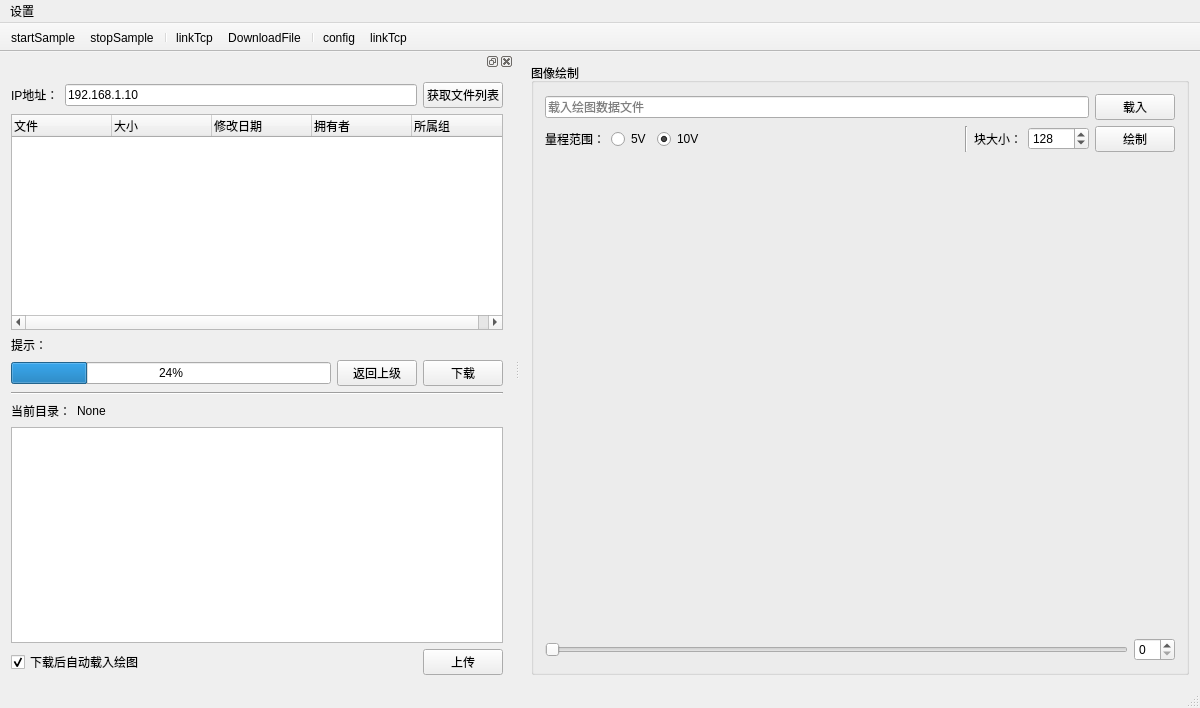
This is mainwindow.ui in carloscn/satool as Qt 5 draws it before an edit. The edited form follows.
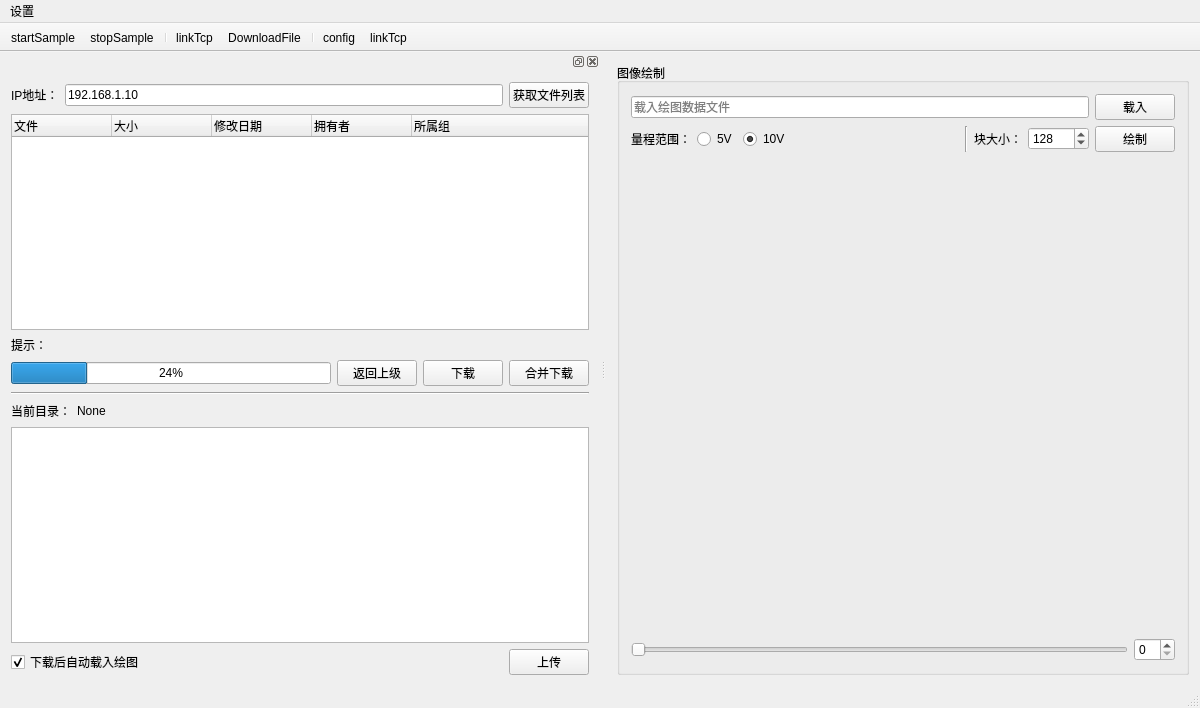
This is the edited form. Icons and pictures are not drawn. Custom widgets are drawn as their Qt base class.

Commit message: add functions in onekey branch 1) 添加保存配置文件 2）增加获取实时时间 3）增加合并下载文件(缺少根据文件名排序功能)

Diff of the .ui file:
```diff
--- a/mainwindow.ui
+++ b/mainwindow.ui
@@ -360,6 +360,13 @@
            </property>
           </widget>
          </item>
+         <item>
+          <widget class="QPushButton" name="pushButton_merge_downloads">
+           <property name="text">
+            <string>合并下载</string>
+           </property>
+          </widget>
+         </item>
         </layout>
        </item>
        <item>
```
The commit also changes 9 other files.
